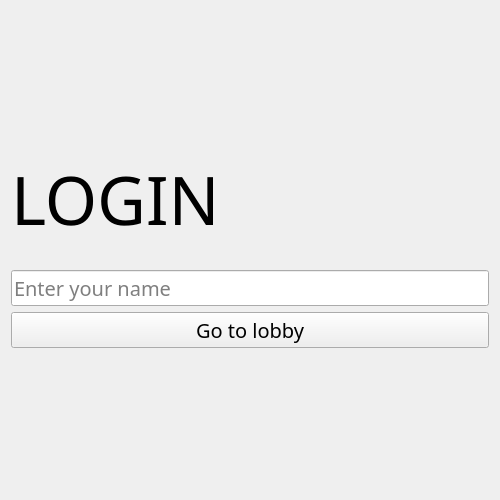
The window that client/design/authorization.ui (RafaelKhammadeev/SemesterWorkExtremePixelBattle) describes before a commit, drawn with Qt 5.
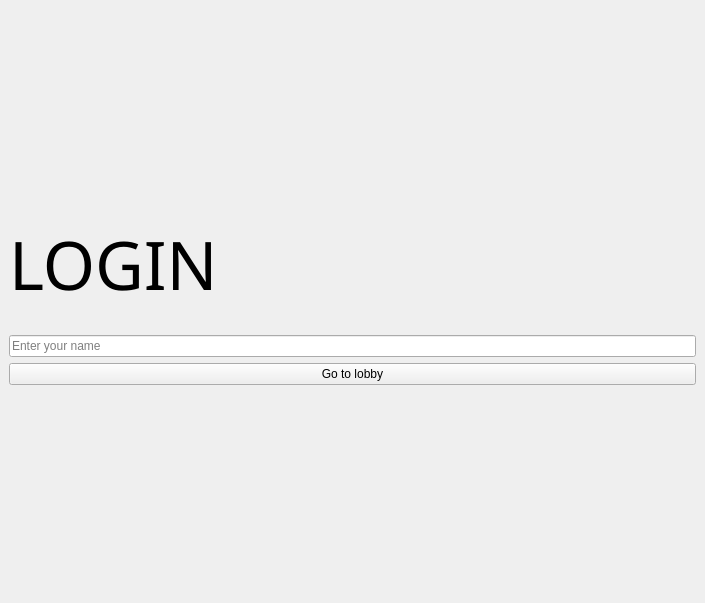
The same window after the commit.

Patch:
```diff
--- a/client/design/authorization.ui
+++ b/client/design/authorization.ui
@@ -1,31 +1,19 @@
 <?xml version="1.0" encoding="UTF-8"?>
 <ui version="4.0">
- <class>MainWidget</class>
- <widget class="QWidget" name="MainWidget">
+ <class>MainWindow</class>
+ <widget class="QMainWindow" name="MainWindow">
   <property name="geometry">
    <rect>
     <x>0</x>
     <y>0</y>
-    <width>500</width>
-    <height>500</height>
+    <width>705</width>
+    <height>603</height>
    </rect>
   </property>
-  <property name="sizePolicy">
-   <sizepolicy hsizetype="Fixed" vsizetype="Fixed">
-    <horstretch>0</horstretch>
-    <verstretch>0</verstretch>
-   </sizepolicy>
-  </property>
-  <property name="font">
-   <font>
-    <family>Montserrat</family>
-    <weight>50</weight>
-    <bold>false</bold>
-   </font>
-  </property>
   <property name="windowTitle">
    <string>Form</string>
   </property>
+  <widget class="QWidget" name="centralwidget">
   <layout class="QVBoxLayout" name="verticalLayout_2">
    <item>
     <spacer name="verticalSpacer_2">
@@ -62,14 +50,6 @@
      </item>
      <item>
       <widget class="QLineEdit" name="name_text_edit">
-       <property name="font">
-        <font>
-         <family>Montserrat</family>
-         <pointsize>15</pointsize>
-         <weight>50</weight>
-         <bold>false</bold>
-        </font>
-       </property>
        <property name="placeholderText">
         <string>Enter your name</string>
        </property>
@@ -79,14 +59,6 @@
    </item>
    <item>
     <widget class="QPushButton" name="btn">
-     <property name="font">
-      <font>
-       <family>Montserrat</family>
-       <pointsize>15</pointsize>
-       <weight>50</weight>
-       <bold>false</bold>
-      </font>
-     </property>
      <property name="text">
       <string>Go to lobby</string>
      </property>
@@ -106,6 +78,7 @@
     </spacer>
    </item>
   </layout>
+  </widget>
  </widget>
  <resources/>
  <connections/>
```
Left out of the diff: 2 changed lines with no effect on the pictures. Lines whose indentation alone changed are shown as unchanged.
